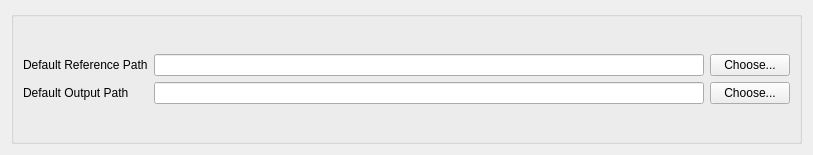
Above: preferences.ui from emptyewer/MAPster before the change. Below: the same form after it.
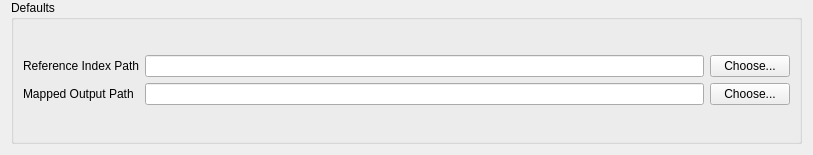
That is the form after the change.

Commit message: Changes stylistic aspects of ui

What changed in the file:
```diff
--- a/preferences.ui
+++ b/preferences.ui
@@ -26,10 +26,13 @@
    <string>Directory Preferences</string>
   </property>
   <layout class="QVBoxLayout" name="verticalLayout_2">
+   <property name="topMargin">
+    <number>0</number>
+   </property>
    <item>
     <widget class="QGroupBox" name="groupBox">
      <property name="title">
-      <string/>
+      <string>Defaults</string>
      </property>
      <layout class="QVBoxLayout" name="verticalLayout">
       <item>
@@ -37,7 +40,7 @@
         <item row="1" column="0">
          <widget class="QLabel" name="label_2">
           <property name="text">
-           <string>Default Output Path</string>
+           <string>Mapped Output Path</string>
           </property>
          </widget>
         </item>
@@ -50,7 +53,7 @@
         <item row="0" column="0">
          <widget class="QLabel" name="label">
           <property name="text">
-           <string>Default Reference Path</string>
+           <string>Reference Index Path</string>
           </property>
          </widget>
         </item>
```
The commit also changes 3 other files.
